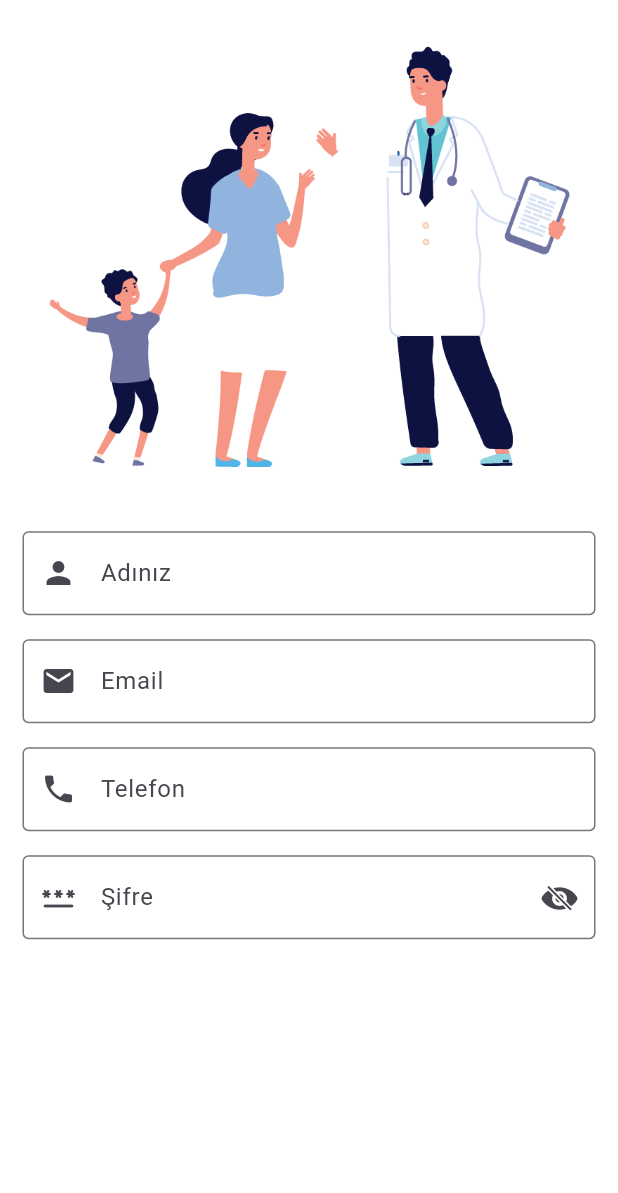
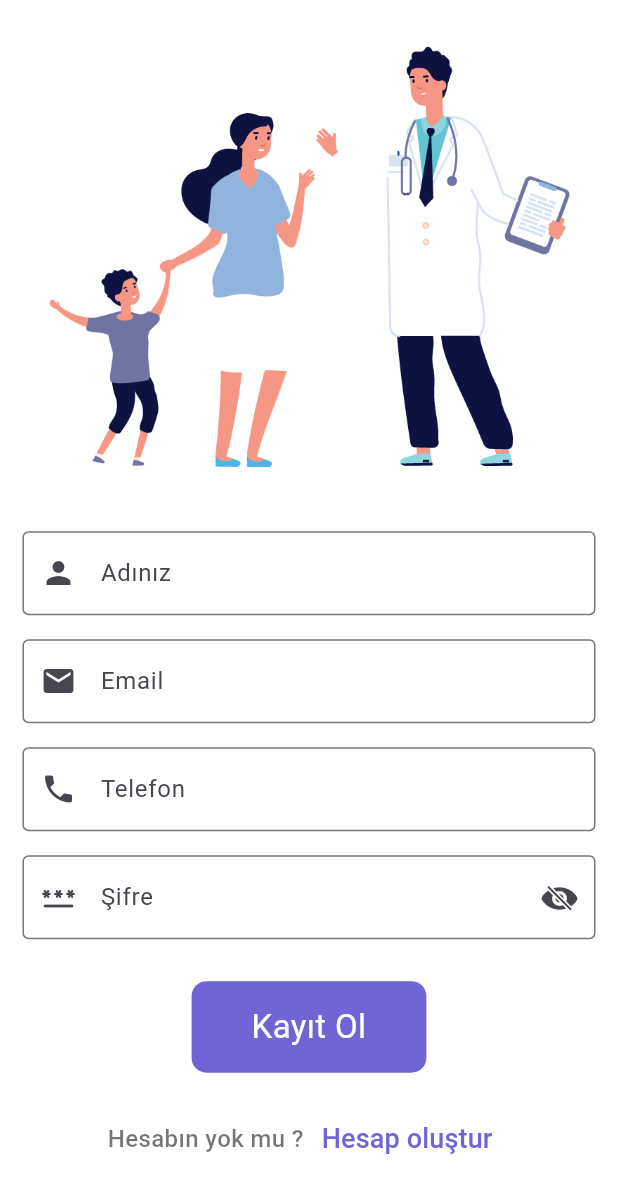
Before and after one commit to mmkocak/saglikapp, a Flutter app: the screen it shows after launch, after a tap on "Kayıt Ol", on a phone screen of 412 x 824 dp. Shown: the top 1193 px of the screen. Run offline on Flutter 3.47's test engine with Material 3 defaults, Android fonts, the phone set to English and light mode, and no system bars.

Commit message:
Vaktim yoktu bugün ilgilenemedim ufak düzenleme yaptım

```diff
--- a/lib/view/login/login_view.dart
+++ b/lib/view/login/login_view.dart
@@ -104,7 +104,7 @@ class _LoginScreenState extends State<LoginScreen> {
                       style: TextStyle(fontSize: 18, color: Renkler.mor1),
                     ))
               ],
-            )
+            ),
           ],
         )),
       ),
--- a/lib/view/signup/signuup_view.dart
+++ b/lib/view/signup/signuup_view.dart
@@ -1,6 +1,8 @@
 import 'package:flutter/cupertino.dart';
 import 'package:flutter/material.dart';
+import 'package:saglikapp/view/login/login_view.dart';
 import 'package:saglikapp/view/mixin/renkler.dart';
+import 'package:saglikapp/view/widget/button.dart';
 
 class SignupScreen extends StatefulWidget {
   const SignupScreen({Key? key}) : super(key: key);
@@ -82,7 +84,42 @@ class _SignupScreenState extends State<SignupScreen> {
                   ),
                 ),
               ),
-            )
+            ),
+            SizedBox(
+              height: 20,
+            ),
+            const Button(
+                text: "Kayıt Ol",
+                nereye: LoginScreen(),
+                konum: TextAlign.center,
+                boyut: 22),
+            SizedBox(
+              height: 20,
+            ),
+            Row(
+              mainAxisAlignment: MainAxisAlignment.center,
+              children: [
+                const Text(
+                  "Hesabın yok mu ?",
+                  style: TextStyle(
+                    fontSize: 16,
+                    fontWeight: FontWeight.w500,
+                    color: Renkler.black54,
+                  ),
+                ),
+                TextButton(
+                    onPressed: () {
+                      Navigator.push(
+                          context,
+                          MaterialPageRoute(
+                              builder: (context) => SignupScreen()));
+                    },
+                    child: const Text(
+                      "Hesap oluştur",
+                      style: TextStyle(fontSize: 18, color: Renkler.mor1),
+                    ))
+              ],
+            ),
           ],
         )),
       ),
```
